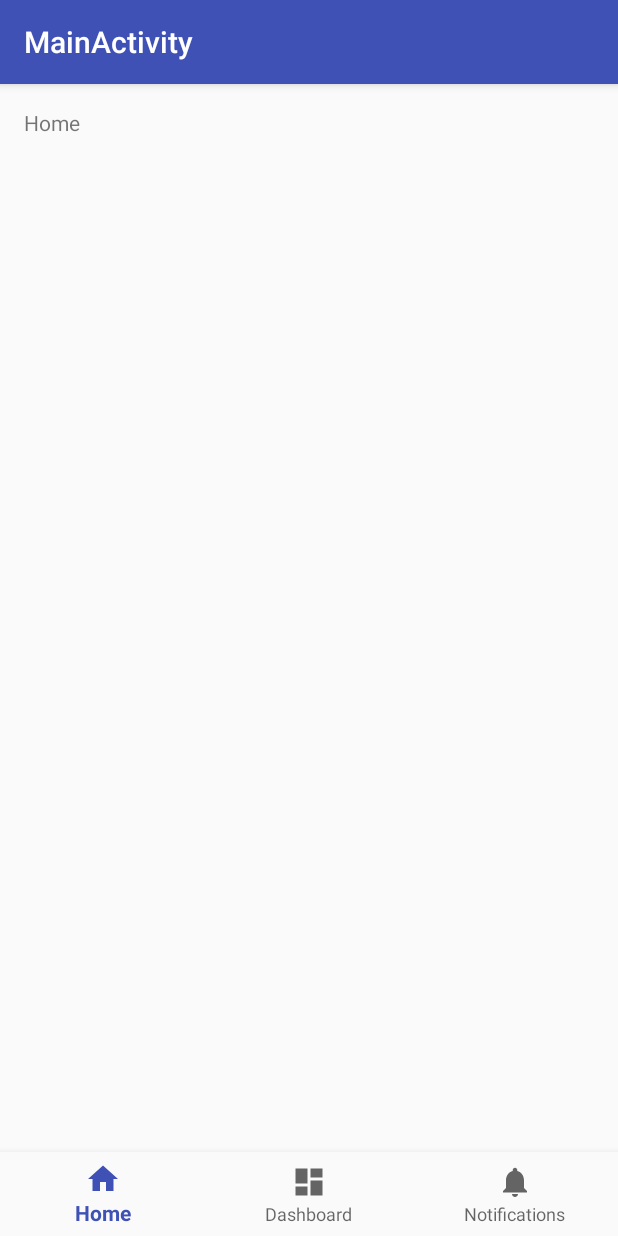
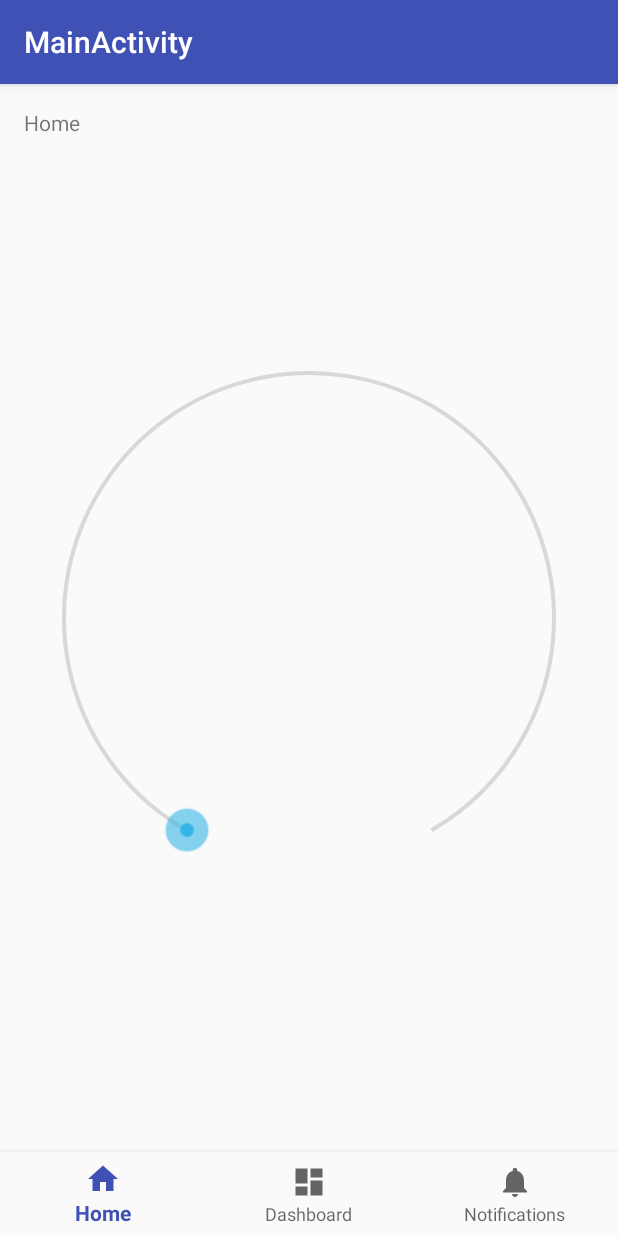
Before and after one commit to jbeaulieu/regal_iot, an Android app: the screen it shows after launch (MainActivity), on a phone screen of 412 x 824 dp. Run offline under Robolectric (Android 15) with nearby library versions, the phone set to English and light mode, and no system bars.

Commit message:
Add SeekArc
Added SeekArc functionality to display motor rpm info

```diff
--- /dev/null
+++ b/android/RegalIoT/app/src/main/java/com/regal/iotdemo/SeekArc.java
@@ -0,0 +1,563 @@
+package com.regal.iotdemo;
+
+import android.content.Context;
+import android.content.res.Resources;
+import android.content.res.TypedArray;
+import android.graphics.Canvas;
+import android.graphics.Paint;
+import android.graphics.RectF;
+import android.graphics.drawable.Drawable;
+import android.util.AttributeSet;
+import android.util.Log;
+import android.view.MotionEvent;
+import android.view.View;
+
+/**
+ *
+ * SeekArc.java
+ *
+ * This is a class that functions much like a SeekBar but
+ * follows a circle path instead of a straight line.
+ *
+ * @author Neil Davies
+ *
+ */
+public class SeekArc extends View {
+
+	private static final String TAG = SeekArc.class.getSimpleName();
+	private static int INVALID_PROGRESS_VALUE = -1;
+	// The initial rotational offset -90 means we start at 12 o'clock
+	private final int mAngleOffset = -90;
+
+	/**
+	 * The Drawable for the seek arc thumbnail
+	 */
+	private Drawable mThumb;
+
+	/**
+	 * The Maximum value that this SeekArc can be set to
+	 */
+	private int mMax = 100;
+
+	/**
+	 * The Current value that the SeekArc is set to
+	 */
+	private int mProgress = 0;
+
+	/**
+	 * The width of the progress line for this SeekArc
+	 */
+	private int mProgressWidth = 4;
+
+	/**
+	 * The Width of the background arc for the SeekArc
+	 */
+	private int mArcWidth = 2;
+
+	/**
+	 * The Angle to start drawing this Arc from
+	 */
+	private int mStartAngle = 0;
+
+	/**
+	 * The Angle through which to draw the arc (Max is 360)
+	 */
+	private int mSweepAngle = 360;
+
+	/**
+	 * The rotation of the SeekArc- 0 is twelve o'clock
+	 */
+	private int mRotation = 0;
+
+	/**
+	 * Give the SeekArc rounded edges
+	 */
+	private boolean mRoundedEdges = false;
+
+	/**
+	 * Enable touch inside the SeekArc
+	 */
+	private boolean mTouchInside = true;
+
+	/**
+	 * Will the progress increase clockwise or anti-clockwise
+	 */
+	private boolean mClockwise = true;
+
+
+	/**
+	 * is the control enabled/touchable
+ 	 */
+	private boolean mEnabled = true;
+
+	// Internal variables
+	private int mArcRadius = 0;
+	private float mProgressSweep = 0;
+	private RectF mArcRect = new RectF();
+	private Paint mArcPaint;
+	private Paint mProgressPaint;
+	private int mTranslateX;
+	private int mTranslateY;
+	private int mThumbXPos;
+	private int mThumbYPos;
+	private double mTouchAngle;
+	private float mTouchIgnoreRadius;
+	private OnSeekArcChangeListener mOnSeekArcChangeListener;
+
+	public interface OnSeekArcChangeListener {
+
+		/**
+		 * Notification that the progress level has changed. Clients can use the
+		 * fromUser parameter to distinguish user-initiated changes from those
+		 * that occurred programmatically.
+		 *
+		 * @param seekArc
+		 *            The SeekArc whose progress has changed
+		 * @param progress
+		 *            The current progress level. This will be in the range
+		 *            0..max where max was set by
+		 *            {@link// ProgressArc#setMax(int)}. (The default value for
+		 *            max is 100.)
+		 * @param fromUser
+		 *            True if the progress change was initiated by the user.
+		 */
+		void onProgressChanged(SeekArc seekArc, int progress, boolean fromUser);
+
+		/**
+		 * Notification that the user has started a touch gesture. Clients may
+		 * want to use this to disable advancing the seekbar.
+		 *
+		 * @param seekArc
+		 *            The SeekArc in which the touch gesture began
+		 */
+		void onStartTrackingTouch(SeekArc seekArc);
+
+		/**
+		 * Notification that the user has finished a touch gesture. Clients may
+		 * want to use this to re-enable advancing the seekarc.
+		 *
+		 * @param seekArc
+		 *            The SeekArc in which the touch gesture began
+		 */
+		void onStopTrackingTouch(SeekArc seekArc);
+	}
+
+	public SeekArc(Context context) {
+		super(context);
+		init(context, null, 0);
+	}
+
+	public SeekArc(Context context, AttributeSet attrs) {
+		super(context, attrs);
+		init(context, attrs, R.attr.seekArcStyle);
+	}
+
+	public SeekArc(Context context, AttributeSet attrs, int defStyle) {
+		super(context, attrs, defStyle);
+		init(context, attrs, defStyle);
+	}
+
+	private void init(Context context, AttributeSet attrs, int defStyle) {
+
+		Log.d(TAG, "Initialising SeekArc");
+		final Resources res = getResources();
+		float density = context.getResources().getDisplayMetrics().density;
+
+		// Defaults, may need to link this into theme settings
+		int arcColor = res.getColor(R.color.progress_gray);
+		int progressColor = res.getColor(R.color.default_blue_light);
+		int thumbHalfheight = 0;
+		int thumbHalfWidth = 0;
+		mThumb = res.getDrawable(R.drawable.seek_arc_control_selector);
+		// Convert progress width to pixels for current density
+		mProgressWidth = (int) (mProgressWidth * density);
+
+
+		if (attrs != null) {
+			// Attribute initialization
+			final TypedArray a = context.obtainStyledAttributes(attrs,
+					R.styleable.SeekArc, defStyle, 0);
+
+			Drawable thumb = a.getDrawable(R.styleable.SeekArc_thumb);
+			if (thumb != null) {
+				mThumb = thumb;
+			}
+
+
+
+			thumbHalfheight = (int) mThumb.getIntrinsicHeight() / 2;
+			thumbHalfWidth = (int) mThumb.getIntrinsicWidth() / 2;
+			mThumb.setBounds(-thumbHalfWidth, -thumbHalfheight, thumbHalfWidth,
+					thumbHalfheight);
+
+			mMax = a.getInteger(R.styleable.SeekArc_max, mMax);
+			mProgress = a.getInteger(R.styleable.SeekArc_progress, mProgress);
+			mProgressWidth = (int) a.getDimension(
+					R.styleable.SeekArc_progressWidth, mProgressWidth);
+			mArcWidth = (int) a.getDimension(R.styleable.SeekArc_arcWidth,
+					mArcWidth);
+			mStartAngle = a.getInt(R.styleable.SeekArc_startAngle, mStartAngle);
+			mSweepAngle = a.getInt(R.styleable.SeekArc_sweepAngle, mSweepAngle);
+			mRotation = a.getInt(R.styleable.SeekArc_rotation, mRotation);
+			mRoundedEdges = a.getBoolean(R.styleable.SeekArc_roundEdges,
+					mRoundedEdges);
+			mTouchInside = a.getBoolean(R.styleable.SeekArc_touchInside,
+					mTouchInside);
+			mClockwise = a.getBoolean(R.styleable.SeekArc_clockwise,
+					mClockwise);
+			mEnabled = a.getBoolean(R.styleable.SeekArc_enabled, mEnabled);
+
+			arcColor = a.getColor(R.styleable.SeekArc_arcColor, arcColor);
+			progressColor = a.getColor(R.styleable.SeekArc_progressColor,
+					progressColor);
+
+			a.recycle();
+		}
+
+		mProgress = (mProgress > mMax) ? mMax : mProgress;
+		mProgress = (mProgress < 0) ? 0 : mProgress;
+
+		mSweepAngle = (mSweepAngle > 360) ? 360 : mSweepAngle;
+		mSweepAngle = (mSweepAngle < 0) ? 0 : mSweepAngle;
+
+		mProgressSweep = (float) mProgress / mMax * mSweepAngle;
+
+		mStartAngle = (mStartAngle > 360) ? 0 : mStartAngle;
+		mStartAngle = (mStartAngle < 0) ? 0 : mStartAngle;
+
+		mArcPaint = new Paint();
+		mArcPaint.setColor(arcColor);
+		mArcPaint.setAntiAlias(true);
+		mArcPaint.setStyle(Paint.Style.STROKE);
+		mArcPaint.setStrokeWidth(mArcWidth);
+		//mArcPaint.setAlpha(45);
+
+		mProgressPaint = new Paint();
+		mProgressPaint.setColor(progressColor);
+		mProgressPaint.setAntiAlias(true);
+		mProgressPaint.setStyle(Paint.Style.STROKE);
+		mProgressPaint.setStrokeWidth(mProgressWidth);
+
+		if (mRoundedEdges) {
+			mArcPaint.setStrokeCap(Paint.Cap.ROUND);
+			mProgressPaint.setStrokeCap(Paint.Cap.ROUND);
+		}
+	}
+
+	@Override
+	protected void onDraw(Canvas canvas) {
+		if(!mClockwise) {
+			canvas.scale(-1, 1, mArcRect.centerX(), mArcRect.centerY() );
+		}
+
+		// Draw the arcs
+		final int arcStart = mStartAngle + mAngleOffset + mRotation;
+		final int arcSweep = mSweepAngle;
+		canvas.drawArc(mArcRect, arcStart, arcSweep, false, mArcPaint);
+		canvas.drawArc(mArcRect, arcStart, mProgressSweep, false,
+				mProgressPaint);
+
+		if(mEnabled) {
+			// Draw the thumb nail
+			canvas.translate(mTranslateX - mThumbXPos, mTranslateY - mThumbYPos);
+			mThumb.draw(canvas);
+		}
+	}
+
+
+	@Override
+	protected void onMeasure(int widthMeasureSpec, int heightMeasureSpec) {
+
+		final int height = getDefaultSize(getSuggestedMinimumHeight(),
+				heightMeasureSpec);
+		final int width = getDefaultSize(getSuggestedMinimumWidth(),
+				widthMeasureSpec);
+		final int min = Math.min(width, height);
+		float top = 0;
+		float left = 0;
+		int arcDiameter = 0;
+
+		mTranslateX = (int) (width * 0.5f);
+		mTranslateY = (int) (height * 0.5f);
+
+		arcDiameter = min - getPaddingLeft();
+		mArcRadius = arcDiameter / 2;
+		top = height / 2 - (arcDiameter / 2);
+		left = width / 2 - (arcDiameter / 2);
+		mArcRect.set(left, top, left + arcDiameter, top + arcDiameter);
+
+		int arcStart = (int)mProgressSweep + mStartAngle  + mRotation + 90;
+		mThumbXPos = (int) (mArcRadius * Math.cos(Math.toRadians(arcStart)));
+		mThumbYPos = (int) (mArcRadius * Math.sin(Math.toRadians(arcStart)));
+
+		setTouchInSide(mTouchInside);
+		super.onMeasure(widthMeasureSpec, heightMeasureSpec);
+	}
+
+	@Override
+	public boolean onTouchEvent(MotionEvent event) {
+		if (mEnabled) {
+			this.getParent().requestDisallowInterceptTouchEvent(true);
+
+			switch (event.getAction()) {
+				case MotionEvent.ACTION_DOWN:
+					onStartTrackingTouch();
+					updateOnTouch(event);
+					break;
+				case MotionEvent.ACTION_MOVE:
+					updateOnTouch(event);
+					break;
+				case MotionEvent.ACTION_UP:
+					onStopTrackingTouch();
+					setPressed(false);
+					this.getParent().requestDisallowInterceptTouchEvent(false);
+					break;
+				case MotionEvent.ACTION_CANCEL:
+					onStopTrackingTouch();
+					setPressed(false);
+					this.getParent().requestDisallowInterceptTouchEvent(false);
+					break;
+			}
+			return true;
+		}
+		return false;
+	}
+
+	@Override
+	protected void drawableStateChanged() {
+		super.drawableStateChanged();
+		if (mThumb != null && mThumb.isStateful()) {
+			int[] state = getDrawableState();
+			mThumb.setState(state);
+		}
+		invalidate();
+	}
+
+	private void onStartTrackingTouch() {
+		if (mOnSeekArcChangeListener != null) {
+			mOnSeekArcChangeListener.onStartTrackingTouch(this);
+		}
+	}
+
+	private void onStopTrackingTouch() {
+		if (mOnSeekArcChangeListener != null) {
+			mOnSeekArcChangeListener.onStopTrackingTouch(this);
+		}
+	}
+
+	private void updateOnTouch(MotionEvent event) {
+		boolean ignoreTouch = ignoreTouch(event.getX(), event.getY());
+		if (ignoreTouch) {
+			return;
+		}
+		setPressed(true);
+		mTouchAngle = getTouchDegrees(event.getX(), event.getY());
+		int progress = getProgressForAngle(mTouchAngle);
+		onProgressRefresh(progress, true);
+	}
+
+	private boolean ignoreTouch(float xPos, float yPos) {
+		boolean ignore = false;
+		float x = xPos - mTranslateX;
+		float y = yPos - mTranslateY;
+
+		float touchRadius = (float) Math.sqrt(((x * x) + (y * y)));
+		if (touchRadius < mTouchIgnoreRadius) {
+			ignore = true;
+		}
+		return ignore;
+	}
+
+	private double getTouchDegrees(float xPos, float yPos) {
+		float x = xPos - mTranslateX;
+		float y = yPos - mTranslateY;
+		//invert the x-coord if we are rotating anti-clockwise
+		x= (mClockwise) ? x:-x;
+		// convert to arc Angle
+		double angle = Math.toDegrees(Math.atan2(y, x) + (Math.PI / 2)
+				- Math.toRadians(mRotation));
+		if (angle < 0) {
+			angle = 360 + angle;
+		}
+		angle -= mStartAngle;
+		return angle;
+	}
+
+	private int getProgressForAngle(double angle) {
+		int touchProgress = (int) Math.round(valuePerDegree() * angle);
+
+		touchProgress = (touchProgress < 0) ? INVALID_PROGRESS_VALUE
+				: touchProgress;
+		touchProgress = (touchProgress > mMax) ? INVALID_PROGRESS_VALUE
+				: touchProgress;
+		return touchProgress;
+	}
+
+	private float valuePerDegree() {
+		return (float) mMax / mSweepAngle;
+	}
+
+	private void onProgressRefresh(int progress, boolean fromUser) {
+		updateProgress(progress, fromUser);
+	}
+
+	private void updateThumbPosition() {
+		int thumbAngle = (int) (mStartAngle + mProgressSweep + mRotation + 90);
+		mThumbXPos = (int) (mArcRadius * Math.cos(Math.toRadians(thumbAngle)));
+		mThumbYPos = (int) (mArcRadius * Math.sin(Math.toRadians(thumbAngle)));
+	}
+
+	private void updateProgress(int progress, boolean fromUser) {
+
+		if (progress == INVALID_PROGRESS_VALUE) {
+			return;
+		}
+
+		progress = (progress > mMax) ? mMax : progress;
+		progress = (progress < 0) ? 0 : progress;
+		mProgress = progress;
+
+		if (mOnSeekArcChangeListener != null) {
+			mOnSeekArcChangeListener
+					.onProgressChanged(this, progress, fromUser);
+		}
+
+		mProgressSweep = (float) progress / mMax * mSweepAngle;
+
+		updateThumbPosition();
+
+		invalidate();
+	}
+
+	/**
+	 * Sets a listener to receive notifications of changes to the SeekArc's
+	 * progress level. Also provides notifications of when the user starts and
+	 * stops a touch gesture within the SeekArc.
+	 *
+	 * @param l
+	 *            The seek bar notification listener
+	 *
+	 //* @see SeekArc.OnSeekBarChangeListener
+	 */
+	public void setOnSeekArcChangeListener(OnSeekArcChangeListener l) {
+		mOnSeekArcChangeListener = l;
+	}
+
+	public void setProgress(int progress) {
+		updateProgress(progress, false);
+	}
+
+	public int getProgress() {
+		return mProgress;
+	}
+
+	public int getProgressWidth() {
+		return mProgressWidth;
+	}
+
+	public void setProgressWidth(int mProgressWidth) {
+		this.mProgressWidth = mProgressWidth;
+		mProgressPaint.setStrokeWidth(mProgressWidth);
+	}
+
+	public int getArcWidth() {
+		return mArcWidth;
+	}
+
+	public void setArcWidth(int mArcWidth) {
+		this.mArcWidth = mArcWidth;
+		mArcPaint.setStrokeWidth(mArcWidth);
+	}
+	public int getArcRotation() {
+		return mRotation;
+	}
+
+	public void setArcRotation(int mRotation) {
+		this.mRotation = mRotation;
+		updateThumbPosition();
+	}
+
+	public int getStartAngle() {
+		return mStartAngle;
+	}
+
+	public void setStartAngle(int mStartAngle) {
+		this.mStartAngle = mStartAngle;
+		updateThumbPosition();
+	}
+
+	public int getSweepAngle() {
+		return mSweepAngle;
+	}
+
+	public void setSweepAngle(int mSweepAngle) {
+		this.mSweepAngle = mSweepAngle;
+		updateThumbPosition();
+	}
+
+	public void setRoundedEdges(boolean isEnabled) {
+		mRoundedEdges = isEnabled;
+		if (mRoundedEdges) {
+			mArcPaint.setStrokeCap(Paint.Cap.ROUND);
+			mProgressPaint.setStrokeCap(Paint.Cap.ROUND);
+		} else {
+			mArcPaint.setStrokeCap(Paint.Cap.SQUARE);
+			mProgressPaint.setStrokeCap(Paint.Cap.SQUARE);
+		}
+	}
+
+	public void setTouchInSide(boolean isEnabled) {
+		int thumbHalfheight = (int) mThumb.getIntrinsicHeight() / 2;
+		int thumbHalfWidth = (int) mThumb.getIntrinsicWidth() / 2;
+		mTouchInside = isEnabled;
+		if (mTouchInside) {
+			mTouchIgnoreRadius = (float) mArcRadius / 4;
+		} else {
+			// Don't use the exact radius makes interaction too tricky
+			mTouchIgnoreRadius = mArcRadius
+					- Math.min(thumbHalfWidth, thumbHalfheight);
+		}
+	}
+
+	public void setClockwise(boolean isClockwise) {
+		mClockwise = isClockwise;
+	}
+
+	public boolean isClockwise() {
+		return mClockwise;
+	}
+
+	public boolean isEnabled() {
+		return mEnabled;
+	}
+
+	public void setEnabled(boolean enabled) {
+		this.mEnabled = enabled;
+	}
+
+	public int getProgressColor() {
+		return mProgressPaint.getColor();
+	}
+
+	public void setProgressColor(int color) {
+		mProgressPaint.setColor(color);
+		invalidate();
+	}
+
+	public int getArcColor() {
+		return mArcPaint.getColor();
+	}
+
+	public void setArcColor(int color) {
+		mArcPaint.setColor(color);
+		invalidate();
+	}
+
+	public int getMax() {
+		return mMax;
+	}
+
+	public void setMax(int mMax) {
+		this.mMax = mMax;
+	}
+}
--- /dev/null
+++ b/android/RegalIoT/app/src/main/res/drawable/seek_arc_control_selector.xml
@@ -0,0 +1,31 @@
+<!--
+  The MIT License (MIT)
+
+  Copyright (c) 2013 Triggertrap Ltd
+  Author Neil Davies
+
+  Permission is hereby granted, free of charge, to any person obtaining a copy of
+  this software and associated documentation files (the "Software"), to deal in
+  the Software without restriction, including without limitation the rights to
+  use, copy, modify, merge, publish, distribute, sublicense, and/or sell copies of
+  the Software, and to permit persons to whom the Software is furnished to do so,
+  subject to the following conditions:
+
+  The above copyright notice and this permission notice shall be included in all
+  copies or substantial portions of the Software.
+
+  THE SOFTWARE IS PROVIDED "AS IS", WITHOUT WARRANTY OF ANY KIND, EXPRESS OR
+  IMPLIED, INCLUDING BUT NOT LIMITED TO THE WARRANTIES OF MERCHANTABILITY, FITNESS
+  FOR A PARTICULAR PURPOSE AND NONINFRINGEMENT. IN NO EVENT SHALL THE AUTHORS OR
+  COPYRIGHT HOLDERS BE LIABLE FOR ANY CLAIM, DAMAGES OR OTHER LIABILITY, WHETHER
+  IN AN ACTION OF CONTRACT, TORT OR OTHERWISE, ARISING FROM, OUT OF OR IN
+  CONNECTION WITH THE SOFTWARE OR THE USE OR OTHER DEALINGS IN THE SOFTWARE.
+-->
+<selector xmlns:android="http://schemas.android.com/apk/res/android">
+
+    <item android:drawable="@drawable/scrubber_control_disabled_holo" android:state_enabled="false"/>
+    <item android:drawable="@drawable/scrubber_control_pressed_holo" android:state_pressed="true"/>
+    <item android:drawable="@drawable/scrubber_control_focused_holo" android:state_selected="true"/>
+    <item android:drawable="@drawable/scrubber_control_normal_holo"/>
+
+</selector>
--- a/android/RegalIoT/app/src/main/res/layout/activity_main.xml
+++ b/android/RegalIoT/app/src/main/res/layout/activity_main.xml
@@ -2,6 +2,7 @@
 <LinearLayout xmlns:android="http://schemas.android.com/apk/res/android"
     xmlns:app="http://schemas.android.com/apk/res-auto"
     xmlns:tools="http://schemas.android.com/tools"
+    xmlns:seekarc="http://schemas.android.com/apk/res-auto"
     android:id="@+id/container"
     android:layout_width="match_parent"
     android:layout_height="match_parent"
@@ -24,6 +25,19 @@
             android:layout_marginTop="@dimen/activity_vertical_margin"
             android:text="@string/title_home" />
 
+        <com.regal.iotdemo.SeekArc
+            android:id="@+id/bangThreshold"
+            android:layout_width="match_parent"
+            android:layout_height="wrap_content"
+            android:layout_gravity="center"
+            android:padding="85dp"
+            seekarc:arcWidth="3dp"
+            seekarc:max="100"
+            seekarc:rotation="180"
+            seekarc:startAngle="30"
+            seekarc:sweepAngle="300"
+            seekarc:touchInside="true" />
+
     </FrameLayout>
 
     <android.support.design.widget.BottomNavigationView
--- a/android/RegalIoT/app/src/main/res/values/colors.xml
+++ b/android/RegalIoT/app/src/main/res/values/colors.xml
@@ -3,4 +3,7 @@
     <color name="colorPrimary">#3F51B5</color>
     <color name="colorPrimaryDark">#303F9F</color>
     <color name="colorAccent">#FF4081</color>
+    <color name="progress_gray">#FFD8D8D8</color>
+    <color name="progress_gray_dark">#FF383838</color>
+    <color name="default_blue_light">#ff33b5e5</color>
 </resources>
```
Also changed, not shown: android/RegalIoT/app/src/main/res/values/attrs.xml (added, +48 -0 lines), android/RegalIoT/app/src/main/res/values/styles.xml (+8 -0 lines), android/RegalIoT/app/src/main/res/drawable-hdpi/ic_launcher.png (added), android/RegalIoT/app/src/main/res/drawable-mdpi/ic_launcher.png (added), android/RegalIoT/app/src/main/res/drawable-xhdpi/ic_launcher.png (added), android/RegalIoT/app/src/main/res/drawable-xhdpi/scrubber_control_disabled_holo.png (added), android/RegalIoT/app/src/main/res/drawable-xhdpi/scrubber_control_focused_holo.png (added), android/RegalIoT/app/src/main/res/drawable-xhdpi/scrubber_control_normal_holo.png (added), android/RegalIoT/app/src/main/res/drawable-xhdpi/scrubber_control_pressed_holo.png (added).
